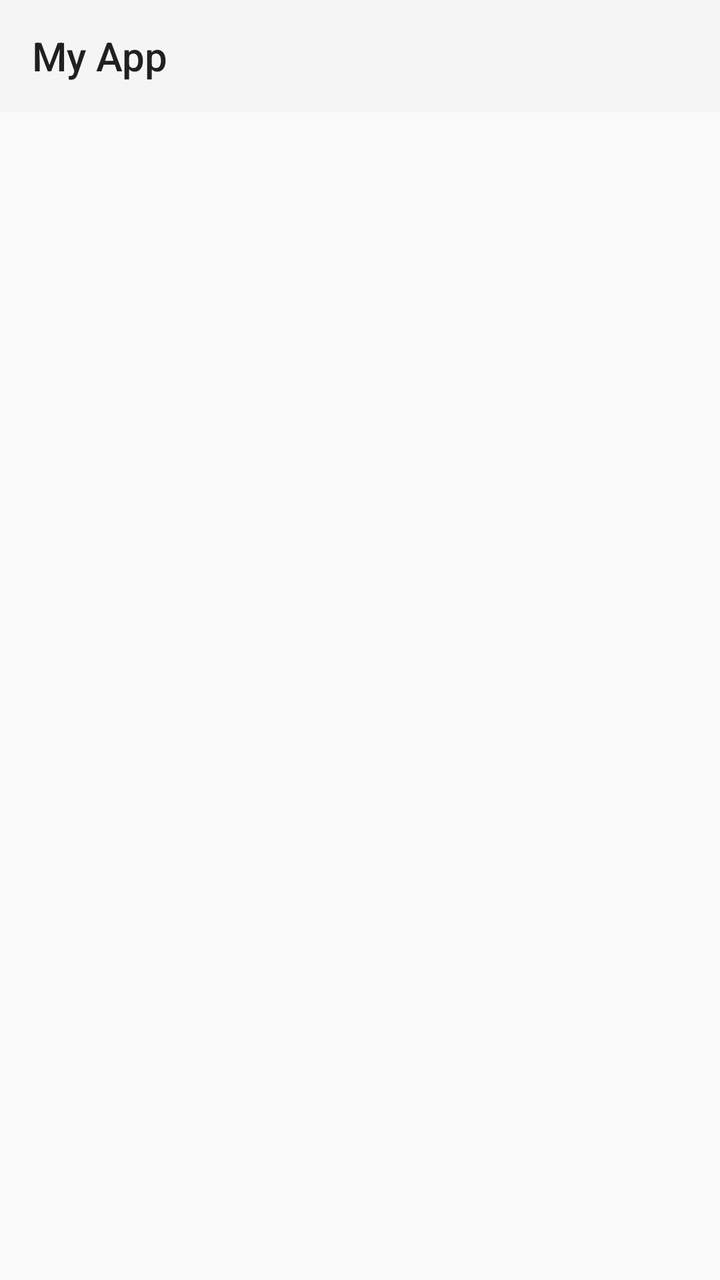
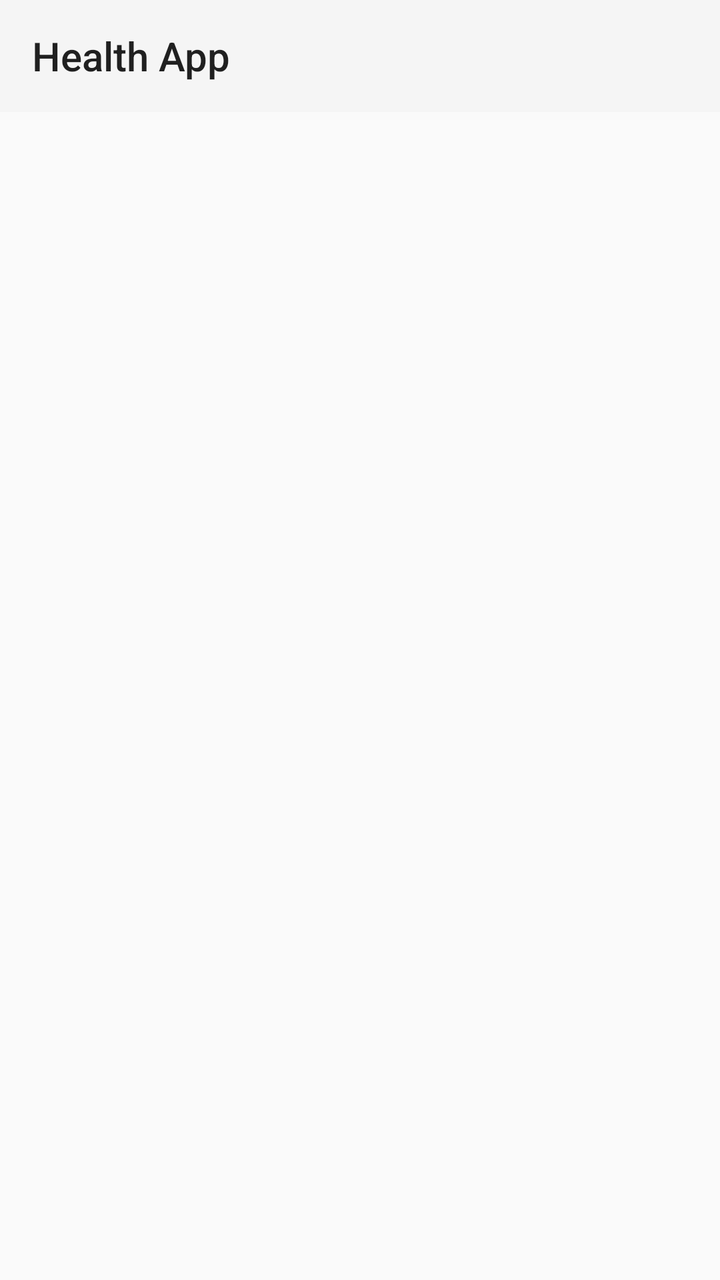

An Android layout rendered at two revisions. The XML below is the earlier revision; the diff shows what the commit changed to produce the second picture.
<!-- AndroidManifest.xml: activity theme Theme.AppCompat.Light.NoActionBar -->
<!-- res/layout/main.xml -->
<androidx.drawerlayout.widget.DrawerLayout
    xmlns:android="http://schemas.android.com/apk/res/android"
    xmlns:app="http://schemas.android.com/apk/res-auto"
    android:id="@+id/drawer_layout"
    android:layout_width="match_parent"
    android:layout_height="match_parent">

    <LinearLayout
        android:layout_width="match_parent"
        android:layout_height="match_parent"
        android:orientation="vertical">

        <androidx.appcompat.widget.Toolbar
            android:id="@+id/toolbar"
            android:layout_width="match_parent"
            android:layout_height="?attr/actionBarSize"
            android:background="?attr/colorPrimary"
            app:title="My App"/>

        <FrameLayout
            android:id="@+id/content_frame"
            android:layout_width="match_parent"
            android:layout_height="match_parent"/>
    </LinearLayout>

    <com.google.android.material.navigation.NavigationView
        android:id="@+id/nav_view"
        android:layout_width="wrap_content"
        android:layout_height="match_parent"
        android:layout_gravity="start"
        app:menu="@menu/drawer_menu"/>
</androidx.drawerlayout.widget.DrawerLayout>
<!-- resources referenced by this layout -->
<resources>

</resources>

<!-- the commit's change to res/layout/main.xml (unified diff, before → after) -->
@@ -15,7 +15,7 @@
             android:layout_width="match_parent"
             android:layout_height="?attr/actionBarSize"
             android:background="?attr/colorPrimary"
-            app:title="My App"/>
+            app:title="Health App"/>
 
         <FrameLayout
             android:id="@+id/content_frame"
